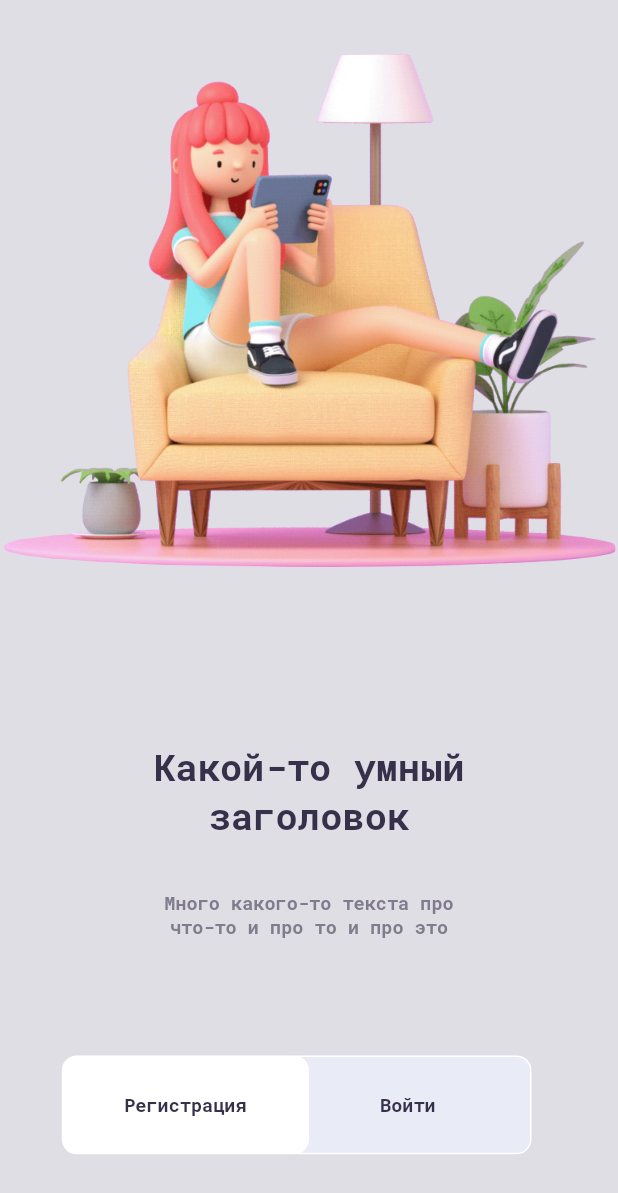
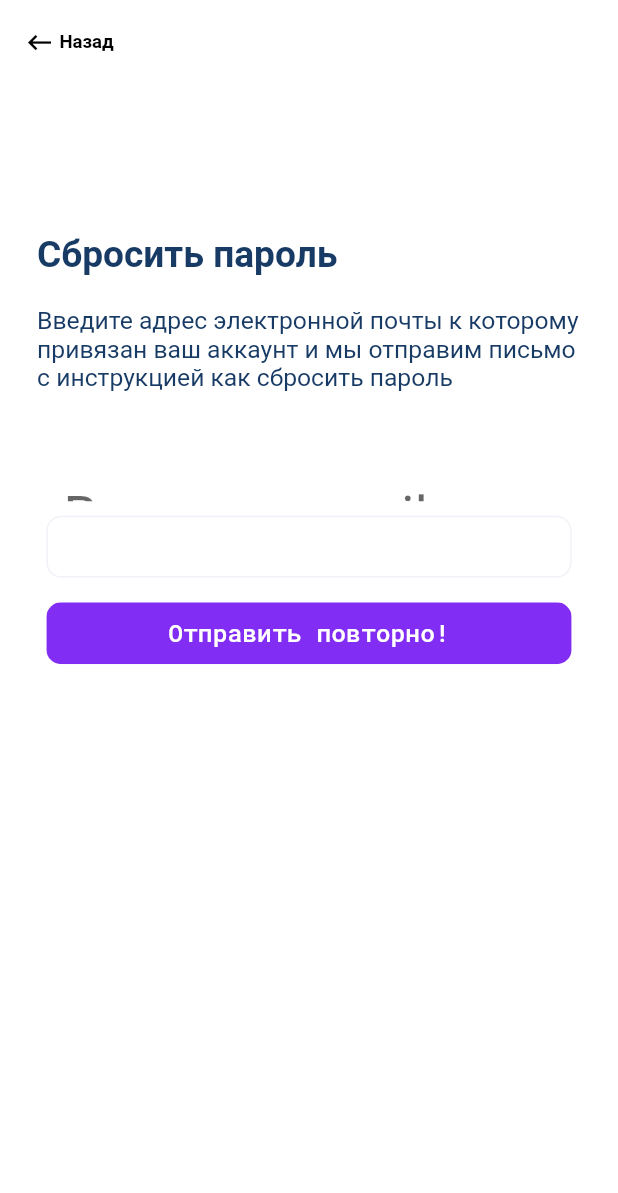
Before and after one commit to i-b8o/wb_assistant, a Flutter app: the screen it shows after launch, on a phone screen of 412 x 824 dp. Shown: the top 1193 px of the screen. Run offline on Flutter 3.47's test engine with Material 2 defaults, Android fonts, the phone set to English and light mode, and no system bars; our stand-ins replace get, get_storage, google_fonts.

```diff
--- a/lib/constants.dart
+++ b/lib/constants.dart
@@ -5,6 +5,11 @@ class Constants {
   static const pinkColor = Color.fromRGBO(222, 157, 255, 1);
   static const greyColor = Color.fromRGBO(198, 194, 205, 1);
   static const azureColor = Color.fromRGBO(24, 59, 102, 1);
+  static const recoverPasswordBGColor = Color.fromRGBO(240, 242, 247, 1);
+  static const recoverPasswordBtnColor = Color.fromRGBO(130, 45, 243, 1);
+  static const String resetPasswordHeader = "Сбросить пароль";
+  static const String resetPasswordText =
+      "Введите адрес электронной почты к которому привязан ваш аккаунт и мы отправим письмо с инструкцией как сбросить пароль";
   static const String signUpHeaderText = "Добро пожаловать!";
   static const String signUpGreetingText =
       "Давайте зарегистрируем вам аккаунт.";
--- a/lib/views/app/app.dart
+++ b/lib/views/app/app.dart
@@ -2,6 +2,7 @@ import 'package:flutter/material.dart';
 import 'package:get/get.dart';
 import 'package:wb_assistant/controllers/authentication_controller.dart';
 import 'package:wb_assistant/views/home/home.dart';
+import 'package:wb_assistant/views/password_recovery/password_recovery.dart';
 
 import '../../controllers/local_storage_controller.dart';
 
@@ -19,10 +20,11 @@ class App extends StatelessWidget {
   Widget build(BuildContext context) {
     return GetMaterialApp(
       debugShowCheckedModeBanner: false,
-      home: LocalStorageController.jwtInStorage.isTrue &&
-              LocalStorageController.detailsInStorage.isTrue
-          ? const Home()
-          : const WelcomePage(),
+      home: PasswordRecoveryPage(),
+      // LocalStorageController.jwtInStorage.isTrue &&
+      //         LocalStorageController.detailsInStorage.isTrue
+      //     ? const Home()
+      //     : const WelcomePage(),
     );
   }
 }
--- a/lib/views/components/welcome_btns.dart
+++ b/lib/views/components/welcome_btns.dart
@@ -10,8 +10,9 @@ class WelcomeBtns extends StatelessWidget {
     this.signIn = true,
     this.mobile = true,
     this.onPressed = _defaultFunction,
+    this.recoverOnPressed = _defaultFunction,
   }) : super(key: key);
-  final VoidCallback onPressed;
+  final VoidCallback onPressed, recoverOnPressed;
   static _defaultFunction() {}
 
   final bool signIn, mobile;
@@ -33,7 +34,7 @@ class WelcomeBtns extends StatelessWidget {
                       padding: EdgeInsets.only(
                           right: mobile ? width * 0.07 : width * 0.11),
                       child: TextButton(
-                        onPressed: onPressed,
+                        onPressed: recoverOnPressed,
                         child: Text(
                           "Восстановление пароля",
                           style: GoogleFonts.robotoMono(
--- /dev/null
+++ b/lib/views/password_recovery/password_recovery.dart
@@ -0,0 +1,145 @@
+import 'package:flutter/material.dart';
+import 'package:get/get.dart';
+import 'package:google_fonts/google_fonts.dart';
+
+import '../../constants.dart';
+import '../../controllers/authentication_controller.dart';
+import '../components/rounded_input_field.dart';
+import '../sign_in/sign_in.dart';
+
+class PasswordRecoveryPage extends StatelessWidget {
+  const PasswordRecoveryPage({Key? key}) : super(key: key);
+
+  @override
+  Widget build(BuildContext context) {
+    Size size = MediaQuery.of(context).size;
+    print("PasswordRecoveryPage");
+    return Scaffold(
+      backgroundColor: Colors.white,
+      resizeToAvoidBottomInset: false,
+      appBar: AppBar(
+        automaticallyImplyLeading: false,
+        elevation: 0,
+        backgroundColor: Colors.white,
+        centerTitle: false,
+        title: GestureDetector(
+          onTap: () => Get.to(() => const SignInPage()),
+          child: Row(children: [
+            Icon(
+              Icons.keyboard_backspace,
+              color: Colors.black,
+              size: size.width * 0.05,
+            ),
+            const SizedBox(
+              width: 3,
+            ),
+            Text(
+              "Назад",
+              style: TextStyle(
+                  color: Colors.black,
+                  fontSize: size.width * 0.03,
+                  fontWeight: FontWeight.bold),
+            )
+          ]),
+        ),
+      ),
+      body: Column(
+        children: [
+          Column(
+            crossAxisAlignment: CrossAxisAlignment.start,
+            children: [
+              SizedBox(
+                height: size.height * 0.12,
+              ),
+              Padding(
+                padding: EdgeInsets.symmetric(horizontal: size.width * 0.06),
+                child: Text(
+                  Constants.resetPasswordHeader,
+                  style: TextStyle(
+                      color: Constants.azureColor,
+                      fontWeight: FontWeight.bold,
+                      fontSize: size.height * 0.03),
+                ),
+              ),
+              SizedBox(
+                height: size.height * 0.025,
+              ),
+              Padding(
+                padding: EdgeInsets.symmetric(horizontal: size.width * 0.06),
+                child: Text(
+                  Constants.resetPasswordText,
+                  style: TextStyle(
+                      color: Constants.azureColor,
+                      fontSize: size.height * 0.02),
+                ),
+              ),
+              SizedBox(
+                height: size.height * 0.1,
+              ),
+            ],
+          ),
+          GetBuilder<AuthenticationController>(builder: (controller) {
+            return Column(
+              children: [
+                Container(
+                  alignment: Alignment.center,
+                  width: size.width * 0.85,
+                  height: size.height * 0.05,
+                  decoration: BoxDecoration(
+                      color: Colors.white,
+                      borderRadius: BorderRadius.circular(10),
+                      border:
+                          Border.all(color: Constants.recoverPasswordBGColor)),
+                  child: Padding(
+                    padding: EdgeInsets.symmetric(
+                      horizontal: size.width * 0.025,
+                      vertical: size.width * 0.0345,
+                    ),
+                    child: TextField(
+                      keyboardType: TextInputType.emailAddress,
+                      onChanged: (value) {
+                        controller.email = value;
+                      },
+                      textAlignVertical: TextAlignVertical.center,
+                      decoration: InputDecoration(
+                          hintText: Constants.emailInputText,
+                          hintStyle: TextStyle(
+                            fontSize: size.height * 0.045,
+                          ),
+                          border: InputBorder.none),
+                    ),
+                  ),
+                ),
+                SizedBox(
+                  height: size.height * 0.02,
+                ),
+                SizedBox(
+                  width: size.width * 0.85,
+                  height: size.height * 0.05,
+                  child: ClipRRect(
+                    borderRadius: BorderRadius.circular(10),
+                    child: Container(
+                        color: Constants.recoverPasswordBtnColor,
+                        child: TextButton(
+                            onPressed: () {
+                              // controller.onResendBtnPressed();
+                              print("Button pressed");
+                            },
+                            child: Text(Constants.confirmBtnText,
+                                style: GoogleFonts.robotoMono(
+                                  fontSize: size.height * 0.02,
+                                  color: Colors.white,
+                                )))),
+                  ),
+                ),
+              ],
+            );
+          }),
+          SizedBox(
+            height: size.height * 0.03,
+          ),
+        ],
+      ),
+    );
+  }
+}
--- a/lib/views/sign_in/sign_in_landscape.dart
+++ b/lib/views/sign_in/sign_in_landscape.dart
@@ -1,5 +1,6 @@
 import 'package:flutter/material.dart';
 import 'package:get/get.dart';
+import 'package:wb_assistant/views/password_recovery/password_recovery.dart';
 
 import '../../constants.dart';
 import '../../controllers/authentication_controller.dart';
@@ -67,6 +68,8 @@ class SignInLandscape extends StatelessWidget {
               mobile: false,
               btnText: Constants.logBtnText,
               onPressed: () => controller.onSignInBtnPressed(),
+              recoverOnPressed: () => Get.to(() => const PasswordRecoveryPage(),
+                  transition: Transition.fadeIn),
             ),
           ],
         ),
--- a/lib/views/sign_in/sign_in_portrait.dart
+++ b/lib/views/sign_in/sign_in_portrait.dart
@@ -10,6 +10,7 @@ import '../components/rounded_password_field.dart';
 import '../components/welcome_btns.dart';
 import '../components/welcome_header.dart';
 import '../components/welcome_text_fields.dart';
+import '../password_recovery/password_recovery.dart';
 import '../sign_up/sign_up_page.dart';
 
 class SignInPortrait extends StatelessWidget {
@@ -45,6 +46,9 @@ class SignInPortrait extends StatelessWidget {
                 ),
                 WelcomeBtns(
                   onPressed: () => controller.onSignInBtnPressed(),
+                  recoverOnPressed: () => Get.to(
+                      () => const PasswordRecoveryPage(),
+                      transition: Transition.fadeIn),
                   btnText: Constants.logBtnText,
                 ),
                 SizedBox(
--- a/lib/views/sign_in/sign_in_thick_portrait.dart
+++ b/lib/views/sign_in/sign_in_thick_portrait.dart
@@ -10,6 +10,7 @@ import '../components/rounded_password_field.dart';
 import '../components/welcome_btns.dart';
 
 import '../components/welcome_text_fields.dart';
+import '../password_recovery/password_recovery.dart';
 import '../sign_up/sign_up_page.dart';
 
 class SignInThickPortrait extends StatelessWidget {
@@ -70,13 +71,16 @@ class SignInThickPortrait extends StatelessWidget {
                 ),
                 WelcomeBtns(
                   onPressed: () => controller.onSignInBtnPressed(),
+                  recoverOnPressed: () => Get.to(
+                      () => const PasswordRecoveryPage(),
+                      transition: Transition.fadeIn),
                   btnText: Constants.logBtnText,
                 ),
                 SizedBox(
                   height: size.height * 0.04,
                 ),
                 AlreadyHaveAnAccountCheck(
-                  onPressed: () => Get.to(() => const SignUpPage(),
+                  onPressed: () => Get.off(() => const SignUpPage(),
                       transition: Transition.fadeIn),
                   fontSize: size.width * 0.03,
                 ),
```
